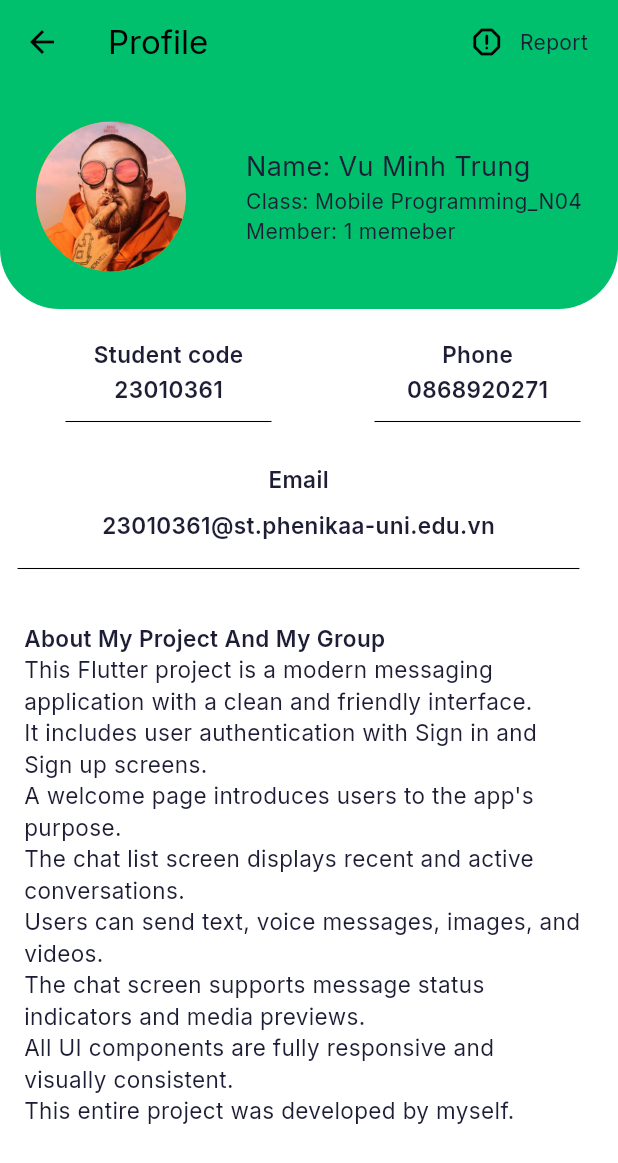
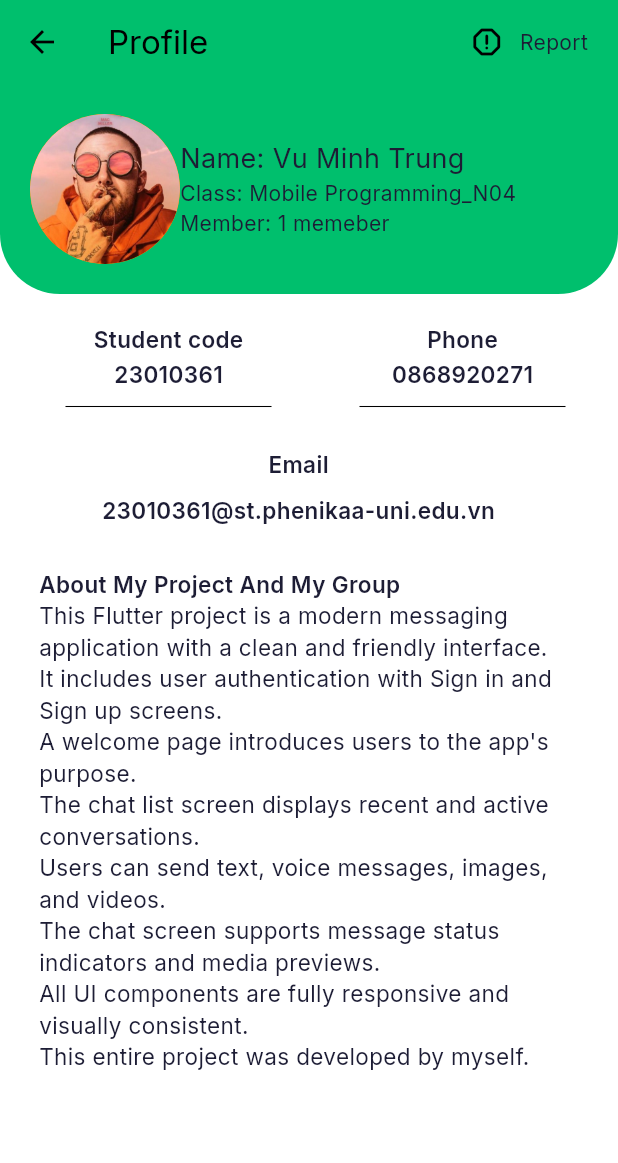
Before and after one commit to trung1609/2025_LTTBDD_N04_Nhom_VuMinhTrung, a Flutter app: the ProfileScreen screen opened directly, on a phone screen of 412 x 824 dp. Shown: the top 1163 px of the screen. Run offline on Flutter 3.47's test engine with Material 3 defaults, Android fonts, the phone set to English and light mode, and no system bars; our stand-ins replace google_fonts.

Commit message:
add model Calls

```diff
--- /dev/null
+++ b/lib/models/Calls.dart
@@ -0,0 +1,63 @@
+class Calls {
+  final String name, image;
+  final String date;
+  final String type;
+
+  Calls({
+    required this.name,
+    required this.image,
+    required this.date,
+    required this.type,
+  });
+}
+
+List<Calls> calls = [
+  Calls(
+    name: "Jenny Wilson",
+    image: 'assets/images/user.png',
+    date: '10/12/24',
+    type: "outgoing",
+  ),
+  Calls(
+    name: "Esther Howard",
+    image: 'assets/images/user_2.png',
+    date: '19/11/25',
+    type: "outgoing",
+  ),
+  Calls(
+    name: "Ralph Edwards",
+    image: 'assets/images/user_3.png',
+    date: '08/07/25',
+    type: 'missed',
+  ),
+  Calls(
+    name: "Jacob Jones",
+    image: 'assets/images/user_4.png',
+    date: '05/01/25',
+    type: 'incoming',
+  ),
+  Calls(
+    name: "Jenny Wilson",
+    image: 'assets/images/user.png',
+    date: '10/12/24',
+    type: "outgoing",
+  ),
+  Calls(
+    name: "Esther Howard",
+    image: 'assets/images/user_2.png',
+    date: '19/11/25',
+    type: "outgoing",
+  ),
+  Calls(
+    name: "Ralph Edwards",
+    image: 'assets/images/user_3.png',
+    date: '08/07/25',
+    type: 'missed',
+  ),
+  Calls(
+    name: "Jacob Jones",
+    image: 'assets/images/user_4.png',
+    date: '05/01/25',
+    type: 'incoming',
+  ),
+];
--- a/lib/screen/calls/calls_screen.dart
+++ b/lib/screen/calls/calls_screen.dart
@@ -1,13 +1,68 @@
+import 'package:chat_app/constants.dart';
+import 'package:chat_app/models/Calls.dart';
 import 'package:flutter/material.dart';
 
 import '../../l10n/app_localization.dart';
 
-class CallsScreen extends StatelessWidget {
+class CallsScreen extends StatefulWidget {
   const CallsScreen({super.key});
 
   @override
+  State<CallsScreen> createState() => _CallsScreenState();
+}
+
+class _CallsScreenState extends State<CallsScreen> {
+  String selectedTab = "All";
+
+  @override
   Widget build(BuildContext context) {
+    final filteredCalls = selectedTab == "All"
+        ? calls
+        : calls.where((call) => call.type == "missed").toList();
     final t = AppLocalizations.of(context)!;
-    return Scaffold(appBar: AppBar(title: Text(t.calls)));
+    return Scaffold(
+      appBar: AppBar(
+        title: Text(t.calls),
+        actions: [IconButton(onPressed: () {}, icon: Icon(Icons.add_call))],
+      ),
+      body: Column(
+        children: [
+          Padding(
+            padding: EdgeInsets.all(8.0),
+            child: Row(
+              children: [
+                Expanded(
+                  child: ChoiceChip(
+                    label: const Text("All"),
+                    selected: selectedTab == "All",
+                    onSelected: (_) => setState(() {
+                      selectedTab = "All";
+                    }),
+                    labelStyle: TextStyle(
+                      color: selectedTab == "All" ? Colors.white : Colors.black
+                    ),
+                    selectedColor: kPrimaryColor,
+                  ),
+                ),
+                const SizedBox(height: kDefaultPadding,),
+                Expanded(
+                  child: ChoiceChip(
+                    label: const Text("Missed"),
+                    selected: selectedTab == "Missed",
+                    onSelected: (_) => setState(() {
+                      selectedTab = "Missed";
+                    }),
+                    labelStyle: TextStyle(
+                        color: selectedTab == "Missed" ? Colors.white : Colors.black
+                    ),
+                    selectedColor: kPrimaryColor,
+                  ),
+                ),
+              ],
+            ),
+          ),
+        ],
+      ),
+    );
   }
 }
--- a/lib/screen/profile/profile_screen.dart
+++ b/lib/screen/profile/profile_screen.dart
@@ -26,17 +26,22 @@ class ProfileScreen extends StatelessWidget {
           ),
         ],
       ),
-      body: Column(
+      body: SafeArea(
+        child: SingleChildScrollView(
+          padding: EdgeInsets.only(bottom: kDefaultPadding),
+          child: Column(
             children: [
               Container(
-            width: double.infinity,
-            height: 150,
                 decoration: BoxDecoration(
                   color: kPrimaryColor,
                   borderRadius: BorderRadius.only(
                     bottomLeft: Radius.circular(kDefaultPadding * 2),
                     bottomRight: Radius.circular(kDefaultPadding * 2),
                   ),
+                ),
+                padding: EdgeInsets.symmetric(
+                  vertical: kDefaultPadding,
+                  horizontal: kDefaultPadding,
                 ),
                 child: Row(
                   mainAxisAlignment: MainAxisAlignment.center,
@@ -47,10 +52,9 @@ class ProfileScreen extends StatelessWidget {
                       backgroundColor: kSecondaryColor,
                       backgroundImage: AssetImage('assets/images/user_2.png'),
                     ),
-                Padding(
-                  padding: EdgeInsets.symmetric(horizontal: kDefaultPadding),
-                ),
-                Column(
+                    SizedBox(height: kDefaultPadding),
+                    Expanded(
+                      child: Column(
                         crossAxisAlignment: CrossAxisAlignment.start,
                         mainAxisAlignment: MainAxisAlignment.center,
                         children: [
@@ -74,32 +78,42 @@ class ProfileScreen extends StatelessWidget {
                           ),
                         ],
                       ),
+                    ),
                   ],
                 ),
               ),
               SizedBox(height: kDefaultPadding),
-          Row(
-            mainAxisAlignment: MainAxisAlignment.spaceAround,
+              Padding(
+                padding: EdgeInsets.symmetric(horizontal: kDefaultPadding / 2),
+                child: Row(
                   children: [
-              ProfileDetailRow(title: t.studentCode, value: "23010361"),
-              ProfileDetailRow(title: t.phone, value: "0868920271"),
+                    Expanded(
+                      child: ProfileDetailRow(
+                        title: t.studentCode,
+                        value: "23010361",
+                      ),
+                    ),
+                    Expanded(
+                      child: ProfileDetailRow(
+                        title: t.phone,
+                        value: "0868920271",
+                      ),
+                    ),
                   ],
                 ),
+              ),
               SizedBox(height: kDefaultPadding),
-          Row(
-            mainAxisAlignment: MainAxisAlignment.spaceAround,
-            children: [
-              ProfileDetailColumn(
+              Padding(
+                padding: EdgeInsets.symmetric(horizontal: kDefaultPadding / 2),
+                child: ProfileDetailColumn(
                   title: "Email",
                   value: "23010361@st.phenikaa-uni.edu.vn",
                 ),
-            ],
               ),
               SizedBox(height: kDefaultPadding),
-          Stack(
-            alignment: Alignment.center,
-            children: [
-              ListTile(
+              Padding(
+                padding: EdgeInsets.symmetric(horizontal: kDefaultPadding / 2),
+                child: ListTile(
                   title: Text(
                     t.aboutMe,
                     style: Theme.of(context).textTheme.bodyMedium!.copyWith(
@@ -114,9 +128,10 @@ class ProfileScreen extends StatelessWidget {
                     ).textTheme.bodyMedium!.copyWith(fontSize: 15.0),
                   ),
                 ),
+              ),
             ],
           ),
-        ],
+        ),
       ),
     );
   }
@@ -204,15 +219,13 @@ class ProfileDetailColumn extends StatelessWidget {
               SizedBox(height: kDefaultPadding / 2),
               Text(
                 value,
+                textAlign: TextAlign.center,
+                softWrap: true,
+                overflow: TextOverflow.visible,
                 style: Theme.of(context).textTheme.bodyMedium!.copyWith(
                   fontWeight: FontWeight.w600,
                   fontSize: 15.0,
                 ),
-              ),
-              SizedBox(height: kDefaultPadding / 2),
-              SizedBox(
-                width: MediaQuery.of(context).size.width / 1.1,
-                child: Divider(thickness: 0.7),
               ),
             ],
           ),
```
Lines whose indentation alone changed are shown as unchanged.
